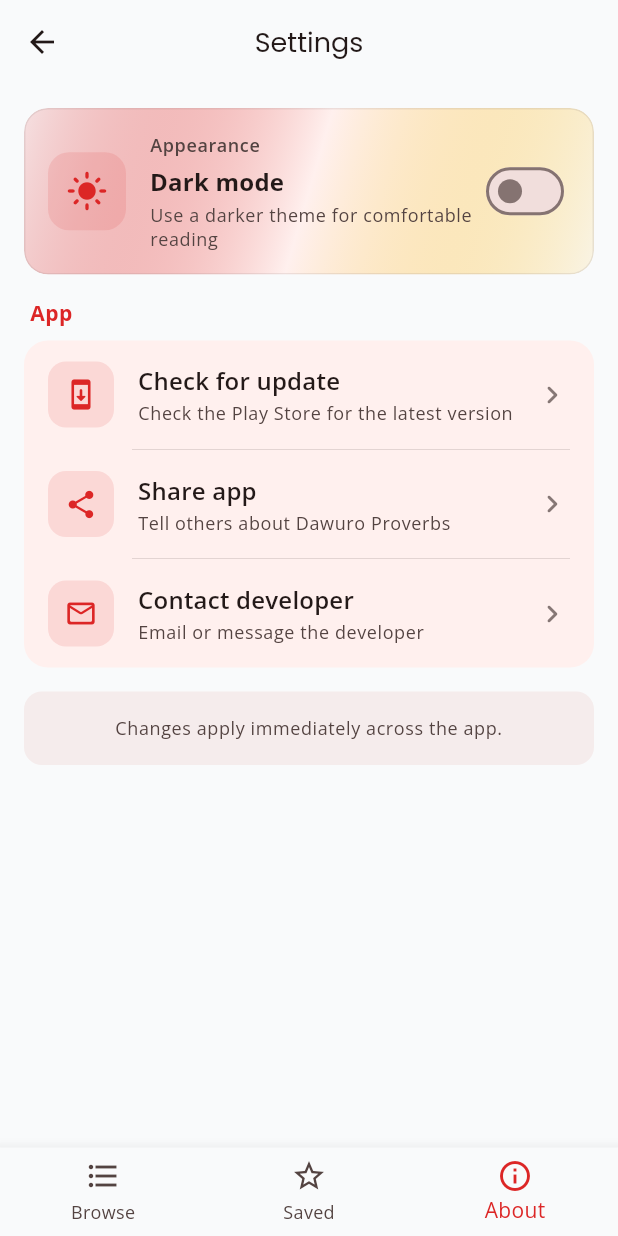
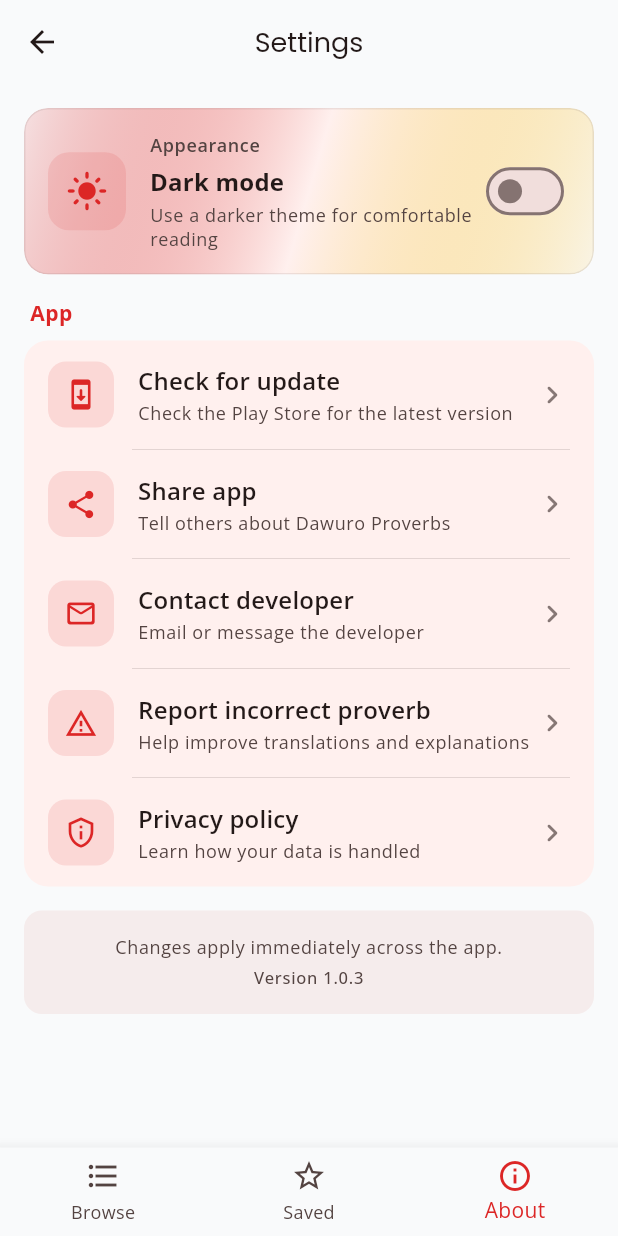
Before and after one commit to NahumDm/Dawurogna-figurative-speaking, a Flutter app: the SettingsScreen screen opened by its route, on a phone screen of 412 x 824 dp. Run offline on Flutter 3.47's test engine with Material 3 defaults, Android fonts, the phone set to English and light mode, and no system bars; our stand-ins replace font_awesome_flutter, go_router, google_fonts, hive_flutter, package_info_plus, share_plus and 1 more; missing offline and left inert: in_app_update; accounts and stored records are empty.

Commit message:
feat: prepare version 1.0.3 for production release
- Add Privacy Policy link to Settings
- Add Report incorrect proverb email action
- Encode report email spaces correctly for email clients
- Add GitHub Pages domain to the safe URL allowlist
- Display public app version in Settings without build number
- Update privacy policy with proverb-report disclosure
- Update privacy policy last-modified date
- Bump app version to 1.0.3+5
- Add tests for the privacy-policy URL

```diff
--- a/lib/core/Constants/app_constants.dart
+++ b/lib/core/Constants/app_constants.dart
@@ -19,6 +19,12 @@ abstract final class AppConstants {
       'Tell others about Dawuro Proverbs';
   static const String settingsContactSubtitle =
       'Email or message the developer';
+  static const String privacyPolicyLabel = 'Privacy policy';
+  static const String privacyPolicySubtitle = 'Learn how your data is handled';
+  static const String reportIncorrectProverbLabel = 'Report incorrect proverb';
+  static const String reportIncorrectProverbSubtitle =
+      'Help improve translations and explanations';
+  static const String appVersionLabel = 'Version';
   static const String checkForUpdateLabel = 'Check for update';
   static const String shareAppLabel = 'Share app';
   static const String contactDeveloperLabel = 'Contact developer';
@@ -53,8 +59,7 @@ abstract final class AppConstants {
   static const String proverbOfDayReadMore = 'Read full meaning';
   static const String proverbOfDayDismissLabel = 'Close';
 
-  static const String shareProverbFooter =
-      'Shared from Dawurogna Proverbs App';
+  static const String shareProverbFooter = 'Shared from Dawurogna Proverbs App';
   static const String shareProverbHeader = '📖 Dawurogna Proverb';
   static const String sharePhoneticHeader = '🔤 Phonetic';
   static const String shareAmharicHeader = '🇪🇹 Amharic Meaning';
@@ -99,9 +104,12 @@ abstract final class AppConstants {
 
   static const String playStoreUrl =
       'https://play.google.com/store/apps/details?id=com.narke.dawuro_proverb';
+  static const String privacyPolicyUrl =
+      'https://nahumdm.github.io/Dawurogna-figurative-speaking/PRIVACY_POLICY.html';
 
   static const String developerEmail =
       'mailto:nahomdesta.dev@gmail.com?subject=Feedback for Dawurogna App';
+  static const String reportIncorrectProverbEmail = 'nahomdesta.dev@gmail.com';
   static const String developerTelegram = 'https://t.me/NahumD';
 
   static const String contactSheetTitle = "We'd love to hear from you";
--- a/lib/core/utils/safe_external_launcher.dart
+++ b/lib/core/utils/safe_external_launcher.dart
@@ -8,6 +8,8 @@ abstract final class SafeExternalLauncher {
 
   static final Set<String> _allowedHttpsHosts = {
     'play.google.com',
+    'github.com',
+    'nahumdm.github.io',
     't.me',
     'telegram.me',
     'telegram.org',
--- a/lib/features/settings/presentation/settings_screen.dart
+++ b/lib/features/settings/presentation/settings_screen.dart
@@ -7,10 +7,18 @@ import 'package:dawurogna_figurative_speaking/core/widgets/dawuro_app_bar_title.
 import 'package:dawurogna_figurative_speaking/core/widgets/staggered_entrance.dart';
 import 'package:dawurogna_figurative_speaking/features/settings/services/settings_actions.dart';
 import 'package:flutter/material.dart';
+import 'package:package_info_plus/package_info_plus.dart';
 import 'package:provider/provider.dart';
 
-class SettingsScreen extends StatelessWidget {
+class SettingsScreen extends StatefulWidget {
   const SettingsScreen({super.key});
+
+  @override
+  State<SettingsScreen> createState() => _SettingsScreenState();
+}
+
+class _SettingsScreenState extends State<SettingsScreen> {
+  late final Future<PackageInfo> _packageInfo = PackageInfo.fromPlatform();
 
   @override
   Widget build(BuildContext context) {
@@ -65,17 +73,35 @@ class SettingsScreen extends StatelessWidget {
                         iconTint: context.appColors.brandRed,
                         title: AppConstants.contactDeveloperLabel,
                         subtitle: AppConstants.settingsContactSubtitle,
-                        onTap: () =>
-                            SettingsActions.showContactDeveloper(context),
+                        onTap:
+                            () => SettingsActions.showContactDeveloper(context),
                         animationIndex: 4,
+                      ),
+                      _SettingsTile(
+                        icon: Icons.report_problem_outlined,
+                        iconTint: context.appColors.brandRed,
+                        title: AppConstants.reportIncorrectProverbLabel,
+                        subtitle: AppConstants.reportIncorrectProverbSubtitle,
+                        onTap:
+                            () =>
+                                SettingsActions.reportIncorrectProverb(context),
+                        animationIndex: 5,
+                      ),
+                      _SettingsTile(
+                        icon: Icons.privacy_tip_outlined,
+                        iconTint: context.appColors.brandRed,
+                        title: AppConstants.privacyPolicyLabel,
+                        subtitle: AppConstants.privacyPolicySubtitle,
+                        onTap: () => SettingsActions.openPrivacyPolicy(context),
+                        animationIndex: 6,
                       ),
                     ],
                   ),
                 ),
                 SizedBox(height: sectionGap),
                 StaggeredEntrance(
-                  index: 5,
-                  child: _SettingsFooter(),
+                  index: 7,
+                  child: _SettingsFooter(packageInfo: _packageInfo),
                 ),
               ],
             ),
@@ -87,10 +113,7 @@ class SettingsScreen extends StatelessWidget {
 }
 
 class _AppearanceHeroCard extends StatelessWidget {
-  const _AppearanceHeroCard({
-    required this.isDark,
-    required this.onChanged,
-  });
+  const _AppearanceHeroCard({required this.isDark, required this.onChanged});
 
   final bool isDark;
   final ValueChanged<bool> onChanged;
@@ -116,9 +139,7 @@ class _AppearanceHeroCard extends StatelessWidget {
               colors.brandGold.withValues(alpha: isDark ? 0.2 : 0.1),
             ],
           ),
-          border: Border.all(
-            color: scheme.outline.withValues(alpha: 0.15),
-          ),
+          border: Border.all(color: scheme.outline.withValues(alpha: 0.15)),
         ),
         child: Padding(
           padding: const EdgeInsets.all(AppSpacing.md),
@@ -190,10 +211,7 @@ class _AppearanceHeroCard extends StatelessWidget {
 }
 
 class _SettingsGroup extends StatelessWidget {
-  const _SettingsGroup({
-    required this.title,
-    required this.children,
-  });
+  const _SettingsGroup({required this.title, required this.children});
 
   final String title;
   final List<Widget> children;
@@ -340,6 +358,10 @@ class _IconBadge extends StatelessWidget {
 }
 
 class _SettingsFooter extends StatelessWidget {
+  const _SettingsFooter({required this.packageInfo});
+
+  final Future<PackageInfo> packageInfo;
+
   @override
   Widget build(BuildContext context) {
     final scheme = Theme.of(context).colorScheme;
@@ -351,7 +373,9 @@ class _SettingsFooter extends StatelessWidget {
         color: scheme.surfaceContainerHighest.withValues(alpha: 0.5),
         borderRadius: BorderRadius.circular(12),
       ),
-      child: Text(
+      child: Column(
+        children: [
+          Text(
             AppConstants.settingsFooterHint,
             style: Theme.of(context).textTheme.bodySmall?.copyWith(
               color: scheme.onSurfaceVariant,
@@ -359,6 +383,24 @@ class _SettingsFooter extends StatelessWidget {
             ),
             textAlign: TextAlign.center,
           ),
+          const SizedBox(height: AppSpacing.xs),
+          FutureBuilder<PackageInfo>(
+            future: packageInfo,
+            builder: (context, snapshot) {
+              final version = snapshot.data;
+              if (version == null) return const SizedBox.shrink();
+
+              return Text(
+                '${AppConstants.appVersionLabel} ${version.version}',
+                style: Theme.of(context).textTheme.labelSmall?.copyWith(
+                  color: scheme.onSurfaceVariant,
+                ),
+                textAlign: TextAlign.center,
+              );
+            },
+          ),
+        ],
+      ),
     );
   }
 }
--- a/pubspec.yaml
+++ b/pubspec.yaml
@@ -3,7 +3,7 @@ description: "A Flutter app for exploring Dawuro proverbs and cultural stories."
 
 publish_to: "none" # Remove this line if you wish to publish to pub.dev
 
-version: 1.0.2+4
+version: 1.0.3+5
 
 environment:
   sdk: ^3.7.2
```
Also changed, not shown: lib/features/settings/services/settings_actions.dart (+26 -7 lines), 2 other files. Lines whose indentation alone changed are shown as unchanged.
